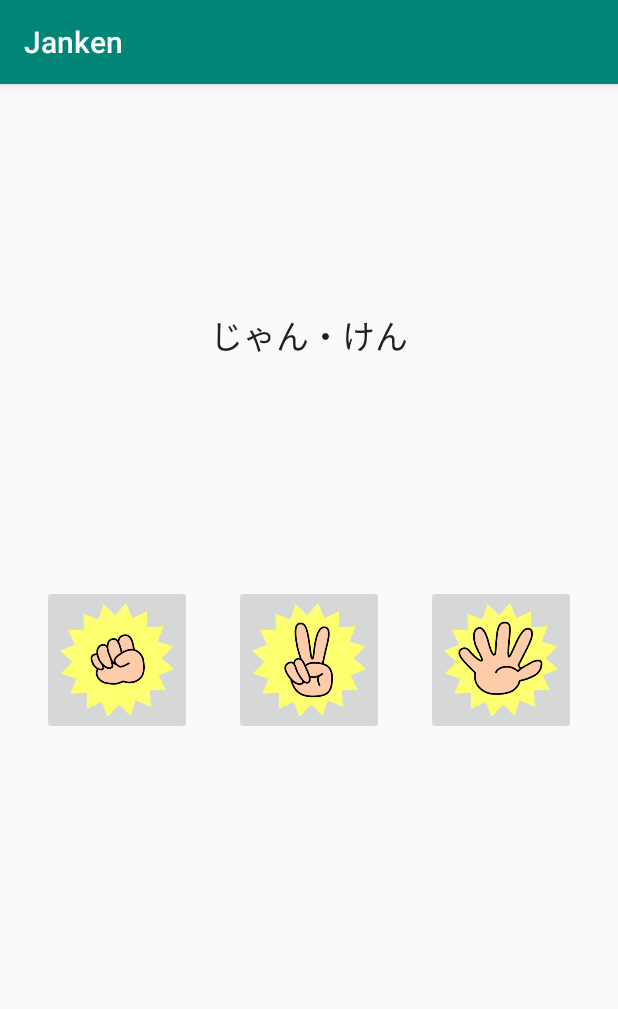
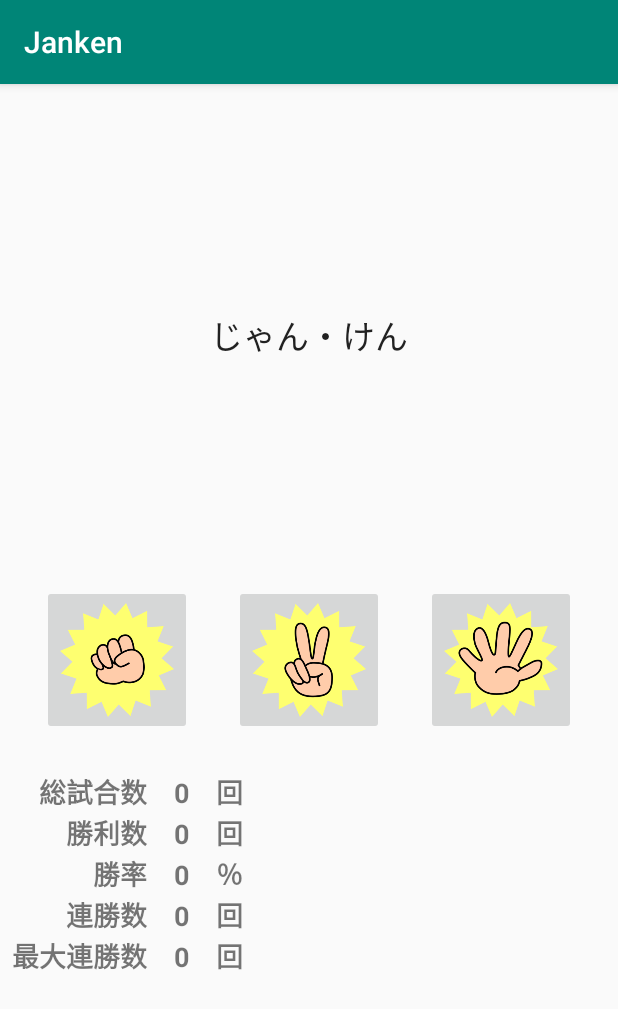
Before and after one commit to tanukinoyu/Janken, an Android app: the screen it shows after launch (MainActivity), on a phone screen of 412 x 824 dp. Shown: the top 1009 px of the screen. Run offline under Robolectric (Android 15) with nearby library versions, the phone set to English and light mode, and no system bars.

Commit message:
解答例

```diff
--- a/app/src/main/java/com/example/janken/MainActivity.kt
+++ b/app/src/main/java/com/example/janken/MainActivity.kt
@@ -24,9 +24,31 @@ class MainActivity : AppCompatActivity() {
         }
     }
 
+    override fun onStart() {
+        super.onStart()
+        getCount()
+    }
+
+
     fun onJankenButtonTapped(view: View?){
         val intent = Intent(this, ResultActivity::class.java)
         intent.putExtra("MY_HAND", view?.id)
         startActivity(intent)
     }
+
+    fun getCount(){
+        val pref = PreferenceManager.getDefaultSharedPreferences(this)
+        val totalGameCount = pref.getInt("TOTAL_GAME_COUNT", 0)
+        val winCount = pref.getInt("WIN_COUNT", 0)
+        val winRate = ((winCount.toDouble() / totalGameCount.toDouble()) * 100).toInt()
+        val myWinningStreakCount = pref.getInt("MY_WINNING_STREAK_COUNT", 0)
+        val maxWinningStreakCount = pref.getInt("MAX_WINNING_STREAK_COUNT", 0)
+
+        totalGameCountText.text = "総試合数　${totalGameCount}　回"
+        winCountText.text = "勝利数　${winCount}　回"
+        winRateText.text = "勝率　${winRate}　％"
+        myWinningStreakCountText.text = "連勝数　${myWinningStreakCount}　回"
+        maxWinningStreakCountText.text = "最大連勝数　${maxWinningStreakCount}　回"
+
+    }
 }
--- a/app/src/main/res/layout/activity_main.xml
+++ b/app/src/main/res/layout/activity_main.xml
@@ -36,4 +36,50 @@
             android:layout_marginStart="8dp" app:layout_constraintEnd_toEndOf="parent" android:layout_marginEnd="8dp"
             android:layout_marginTop="8dp" app:layout_constraintTop_toTopOf="parent" android:layout_marginBottom="8dp"
             app:layout_constraintBottom_toTopOf="@+id/choki"/>
+    <TableLayout
+            android:layout_width="0dp"
+            android:layout_height="0dp" android:layout_marginTop="24dp"
+            app:layout_constraintTop_toBottomOf="@+id/choki" app:layout_constraintStart_toStartOf="parent"
+            android:layout_marginStart="8dp" android:layout_marginBottom="8dp"
+            app:layout_constraintBottom_toBottomOf="parent" app:layout_constraintEnd_toEndOf="parent"
+            android:layout_marginEnd="8dp">
+
+        <TableRow
+                android:layout_width="match_parent"
+                android:layout_height="wrap_content">
+            <TextView
+                    android:text="@string/totalGameCount"
+                    android:layout_width="wrap_content"
+                    android:layout_height="wrap_content" android:id="@+id/totalGameCountText"
+                    android:textAlignment="textEnd" android:textSize="18sp" android:textStyle="bold"/>
+        </TableRow>
+        <TableRow android:layout_width="match_parent" android:layout_height="match_parent">
+            <TextView
+                    android:text="@string/winCount"
+                    android:layout_width="wrap_content"
+                    android:layout_height="wrap_content" android:id="@+id/winCountText" android:textAlignment="textEnd"
+                    android:textSize="18sp" android:textStyle="bold"/>
+        </TableRow>
+        <TableRow android:layout_width="match_parent" android:layout_height="match_parent">
+            <TextView
+                    android:text="@string/winRate"
+                    android:layout_width="wrap_content"
+                    android:layout_height="wrap_content" android:id="@+id/winRateText" android:textAlignment="textEnd"
+                    android:textSize="18sp" android:textStyle="bold"/>
+        </TableRow>
+        <TableRow android:layout_width="match_parent" android:layout_height="match_parent">
+            <TextView
+                    android:text="@string/myWinningStreakCount"
+                    android:layout_width="wrap_content"
+                    android:layout_height="wrap_content" android:id="@+id/myWinningStreakCountText"
+                    android:textAlignment="textEnd" android:textSize="18sp" android:textStyle="bold"/>
+        </TableRow>
+        <TableRow android:layout_width="match_parent" android:layout_height="wrap_content">
+            <TextView
+                    android:text="@string/maxWinningStreakCount"
+                    android:layout_width="wrap_content"
+                    android:layout_height="wrap_content" android:id="@+id/maxWinningStreakCountText"
+                    android:textAlignment="textEnd" android:textSize="18sp" android:textStyle="bold"/>
+        </TableRow>
+    </TableLayout>
 </androidx.constraintlayout.widget.ConstraintLayout>
--- a/app/src/main/res/values/strings.xml
+++ b/app/src/main/res/values/strings.xml
@@ -6,4 +6,9 @@
     <string name="result_lose">コンピュータの勝ちです</string>
     <string name="result_draw">あいこです</string>
     <string name="count">ゲーム　〇回目</string>
+    <string name="totalGameCount">総試合数　0　回</string>
+    <string name="winCount">勝利数　0　回</string>
+    <string name="winRate">勝率　0　％</string>
+    <string name="myWinningStreakCount">連勝数　0　回</string>
+    <string name="maxWinningStreakCount">最大連勝数　0　回</string>
 </resources>
```
Also changed, not shown: app/src/main/java/com/example/janken/ResultActivity.kt (+32 -11 lines).
